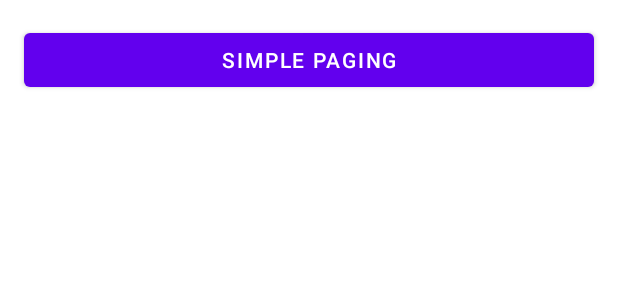
After one commit to git-cdv/BestPractices, an Android app: the layout fragment_menu.xml on its own in the app's theme, with its tools: preview values and no code run, on a phone screen of 412 x 824 dp. The commit adds this screen. Shown: the top 300 px of the screen. Run offline under Robolectric (Android 15) with nearby library versions, the phone set to English and light mode, and no system bars.

Commit message:
Add Main Menu & Finished SimplePaging

```diff
--- /dev/null
+++ b/app/src/main/res/layout/fragment_menu.xml
@@ -0,0 +1,23 @@
+<?xml version="1.0" encoding="utf-8"?>
+<androidx.constraintlayout.widget.ConstraintLayout
+    xmlns:android="http://schemas.android.com/apk/res/android"
+    xmlns:app="http://schemas.android.com/apk/res-auto"
+    xmlns:tools="http://schemas.android.com/tools"
+    android:layout_width="match_parent"
+    android:layout_height="match_parent"
+    tools:context=".ui.main.MenuFragment">
+
+    <com.google.android.material.button.MaterialButton
+        android:id="@+id/btn_simple_paging"
+        android:layout_width="match_parent"
+        android:layout_height="wrap_content"
+        android:layout_marginHorizontal="16dp"
+        android:layout_marginBottom="32dp"
+        android:layout_marginTop="16dp"
+        android:text="@string/simple_paging"
+        app:layout_constraintEnd_toEndOf="parent"
+        app:layout_constraintStart_toStartOf="parent"
+        app:layout_constraintTop_toTopOf="parent" />
+
+
+</androidx.constraintlayout.widget.ConstraintLayout>
--- a/app/src/main/res/layout/item_rv_passengers.xml
+++ b/app/src/main/res/layout/item_rv_passengers.xml
@@ -10,7 +10,7 @@
 
         <variable
             name="clickListener"
-            type="com.chkan.bestpractices.ui.main.PassListListener" />
+            type="com.chkan.bestpractices.ui.simple_paging.PassListListener" />
     </data>
 
     <androidx.constraintlayout.widget.ConstraintLayout
--- /dev/null
+++ b/app/src/main/res/values-night/strings.xml
@@ -0,0 +1,4 @@
+<?xml version="1.0" encoding="utf-8"?>
+<resources>
+    <string name="simple_paging">Simple paging</string>
+</resources>
--- a/app/src/main/res/values-night/themes.xml
+++ b/app/src/main/res/values-night/themes.xml
@@ -1,6 +1,6 @@
 <resources xmlns:tools="http://schemas.android.com/tools">
     <!-- Base application theme. -->
-    <style name="Theme.BestPractices" parent="Theme.MaterialComponents.DayNight.DarkActionBar">
+    <style name="Theme.BestPractices" parent="Theme.MaterialComponents.DayNight.NoActionBar">
         <!-- Primary brand color. -->
         <item name="colorPrimary">@color/purple_200</item>
         <item name="colorPrimaryVariant">@color/purple_700</item>
--- a/app/src/main/res/values/strings.xml
+++ b/app/src/main/res/values/strings.xml
@@ -3,4 +3,5 @@
     <!-- TODO: Remove or change this placeholder text -->
     <string name="hello_blank_fragment">Hello blank fragment</string>
     <string name="text_trips_arg">Trips: %1$d</string>
+    <string name="simple_paging">Simple paging</string>
 </resources>
--- a/app/src/main/res/values/themes.xml
+++ b/app/src/main/res/values/themes.xml
@@ -1,6 +1,6 @@
 <resources xmlns:tools="http://schemas.android.com/tools">
     <!-- Base application theme. -->
-    <style name="Theme.BestPractices" parent="Theme.MaterialComponents.DayNight.DarkActionBar">
+    <style name="Theme.BestPractices" parent="Theme.MaterialComponents.DayNight.NoActionBar">
         <!-- Primary brand color. -->
         <item name="colorPrimary">@color/purple_500</item>
         <item name="colorPrimaryVariant">@color/purple_700</item>
--- a/build.gradle
+++ b/build.gradle
@@ -9,7 +9,7 @@ buildscript {
 plugins {
     id 'com.android.application' version '7.1.0' apply false
     id 'com.android.library' version '7.1.0' apply false
-    id 'org.jetbrains.kotlin.android' version '1.6.10' apply false
+    id 'org.jetbrains.kotlin.android' version '1.6.21' apply false
 }
 
 task clean(type: Delete) {
```
Also changed, not shown: app/src/main/java/com/chkan/bestpractices/ui/main/MenuFragment.kt (added, +30 -0 lines), app/src/main/java/com/chkan/bestpractices/ui/simple_paging/ListPassengersAdapter.kt (renamed from app/src/main/java/com/chkan/bestpractices/ui/main/ListPassengersAdapter.kt, +5 -8 lines), app/src/main/java/com/chkan/bestpractices/ui/simple_paging/SimplePagingFragment.kt (renamed from app/src/main/java/com/chkan/bestpractices/ui/main/MainFragment.kt, +22 -9 lines), app/src/main/java/com/chkan/bestpractices/ui/simple_paging/SimplePagingViewModel.kt (renamed from app/src/main/java/com/chkan/bestpractices/ui/main/MainViewModel.kt, +6 -9 lines), app/src/main/res/layout/fragment_simple_paging.xml (renamed from app/src/main/res/layout/fragment_main.xml, +14 -1 lines), app/src/main/res/navigation/main_graph.xml (+15 -5 lines).
